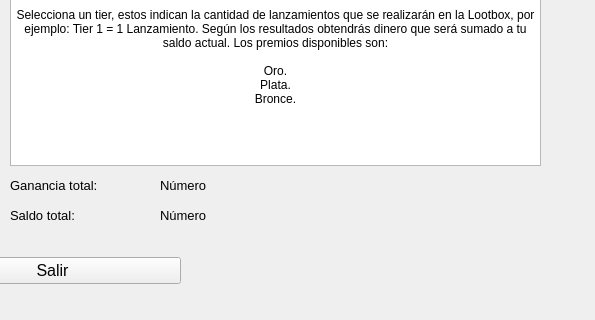
Sr-Gomer/Proyecto-Final-Procesos-Estocasticos, file Codigo/Juego 3/Lootbox.ui: the form before one commit; both pictures show x 530 to 1125 and y 355 to 675 of the 1125 by 675 pixel window.
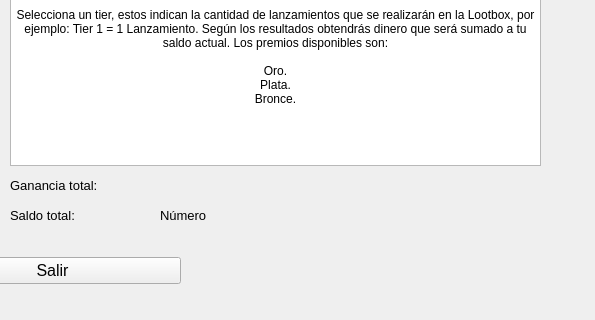
The form after the commit. Icons and pictures are not drawn.

Patch:
```diff
--- a/Codigo/Juego 3/Lootbox.ui
+++ b/Codigo/Juego 3/Lootbox.ui
@@ -199,7 +199,7 @@
     </font>
    </property>
    <property name="text">
-    <string>Número</string>
+    <string/>
    </property>
   </widget>
   <widget class="QLabel" name="label_5">
@@ -424,12 +424,17 @@
   <widget class="QLabel" name="informacion">
    <property name="geometry">
     <rect>
-     <x>870</x>
+     <x>800</x>
      <y>610</y>
-     <width>221</width>
+     <width>271</width>
      <height>31</height>
     </rect>
    </property>
+   <property name="font">
+    <font>
+     <pointsize>10</pointsize>
+    </font>
+   </property>
    <property name="text">
     <string/>
    </property>
```
